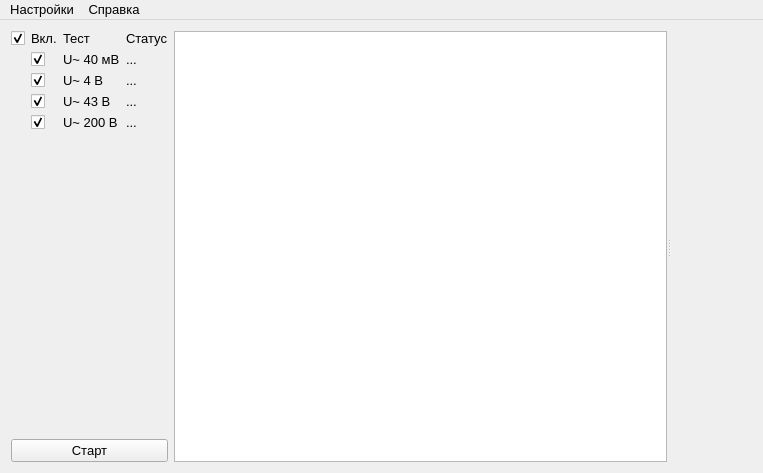
First picture: the form in ui/mainwindow.ui, repository irsural/clb_autocheck, before the edit.
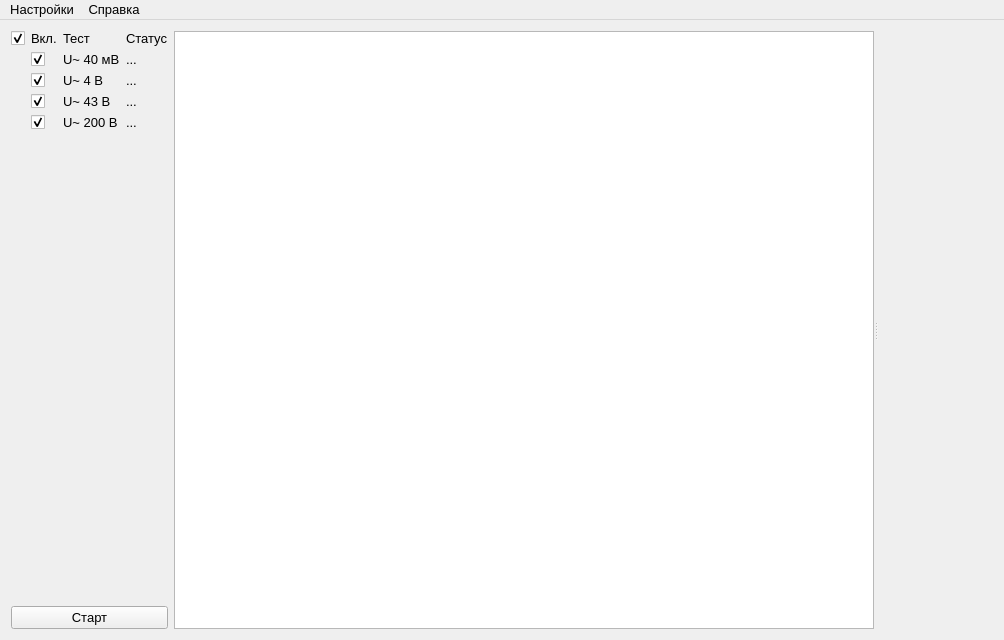
Second picture: the form after the edit.

Diff of the .ui file:
```diff
--- a/ui/mainwindow.ui
+++ b/ui/mainwindow.ui
@@ -6,8 +6,8 @@
    <rect>
     <x>0</x>
     <y>0</y>
-    <width>763</width>
-    <height>473</height>
+    <width>1004</width>
+    <height>640</height>
    </rect>
   </property>
   <property name="font">
@@ -279,7 +279,7 @@
     <rect>
      <x>0</x>
      <y>0</y>
-     <width>763</width>
+     <width>1004</width>
      <height>21</height>
     </rect>
    </property>
```
Left out of the diff: 128 changed lines with no effect on the pictures.
